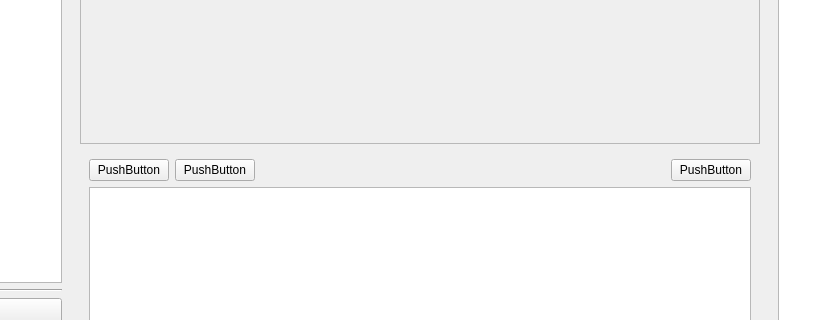
This is accord_client/ui/main.ui in median-dxz/med-accord-client as Qt 5 draws it before an edit; both pictures show x 203 to 1043 and y 362 to 682 of the 1246 by 811 pixel window. The edited form follows.
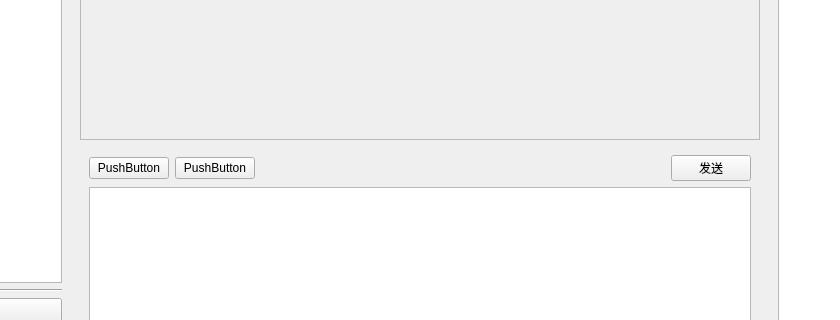
This is the edited form.

Patch:
```diff
--- a/accord_client/ui/main.ui
+++ b/accord_client/ui/main.ui
@@ -104,6 +104,12 @@
               <height>471</height>
              </rect>
             </property>
+            <property name="sizePolicy">
+             <sizepolicy hsizetype="Preferred" vsizetype="Preferred">
+              <horstretch>0</horstretch>
+              <verstretch>0</verstretch>
+             </sizepolicy>
+            </property>
            </widget>
           </widget>
          </item>
@@ -125,7 +131,7 @@
             <item row="0" column="3">
              <widget class="QPushButton" name="pushButton_7">
               <property name="text">
-               <string>PushButton</string>
+               <string>发送</string>
               </property>
              </widget>
             </item>
```
Left out of the diff: 12 changed lines with no effect on the pictures.
